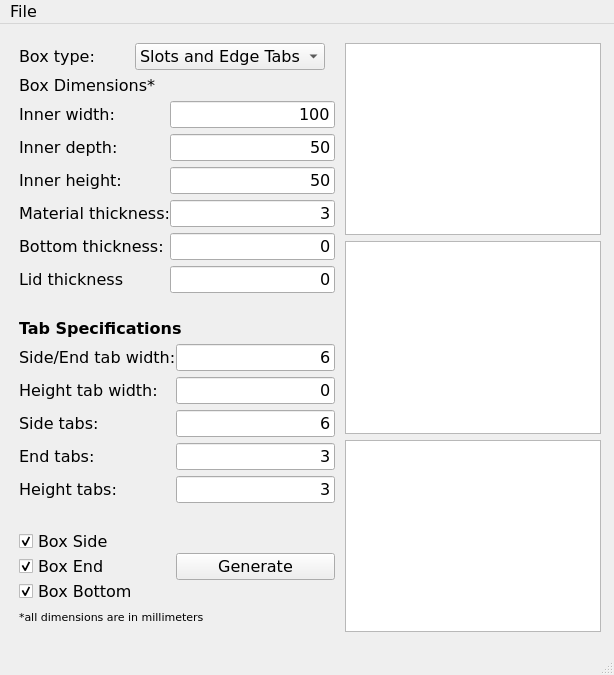
This is form.ui in gharley/LaserCutBoxes as Qt 5 draws it before an edit. The edited form follows.
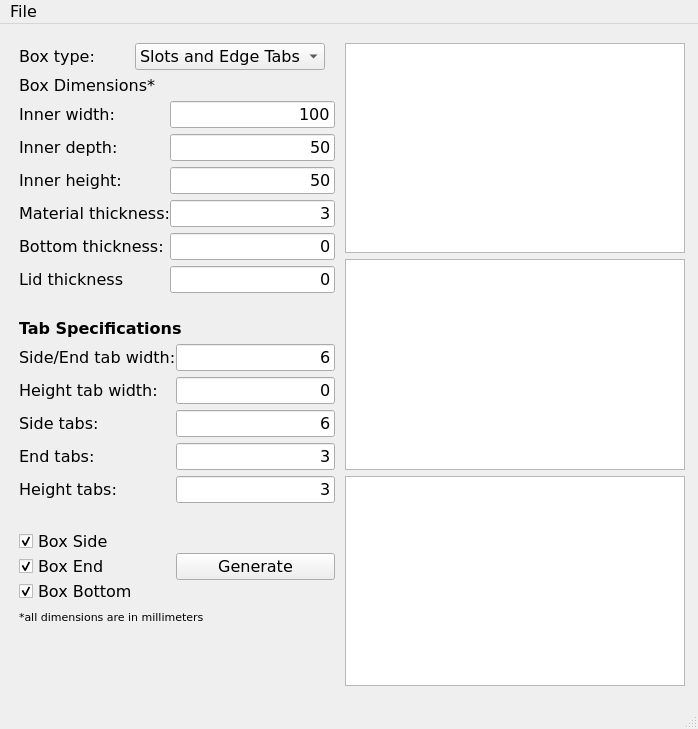
This is the edited form.

Commit message: working on basic error handling

The edit to the form file:
```diff
--- a/form.ui
+++ b/form.ui
@@ -2,6 +2,14 @@
 <ui version="4.0">
  <class>Main</class>
  <widget class="QMainWindow" name="Main">
+  <property name="geometry">
+   <rect>
+    <x>0</x>
+    <y>0</y>
+    <width>698</width>
+    <height>729</height>
+   </rect>
+  </property>
   <property name="font">
    <font>
     <family>verdana</family>
@@ -722,7 +730,7 @@
     <rect>
      <x>0</x>
      <y>0</y>
-     <width>634</width>
+     <width>698</width>
      <height>25</height>
     </rect>
    </property>
```
The commit also changes 1 other file.
